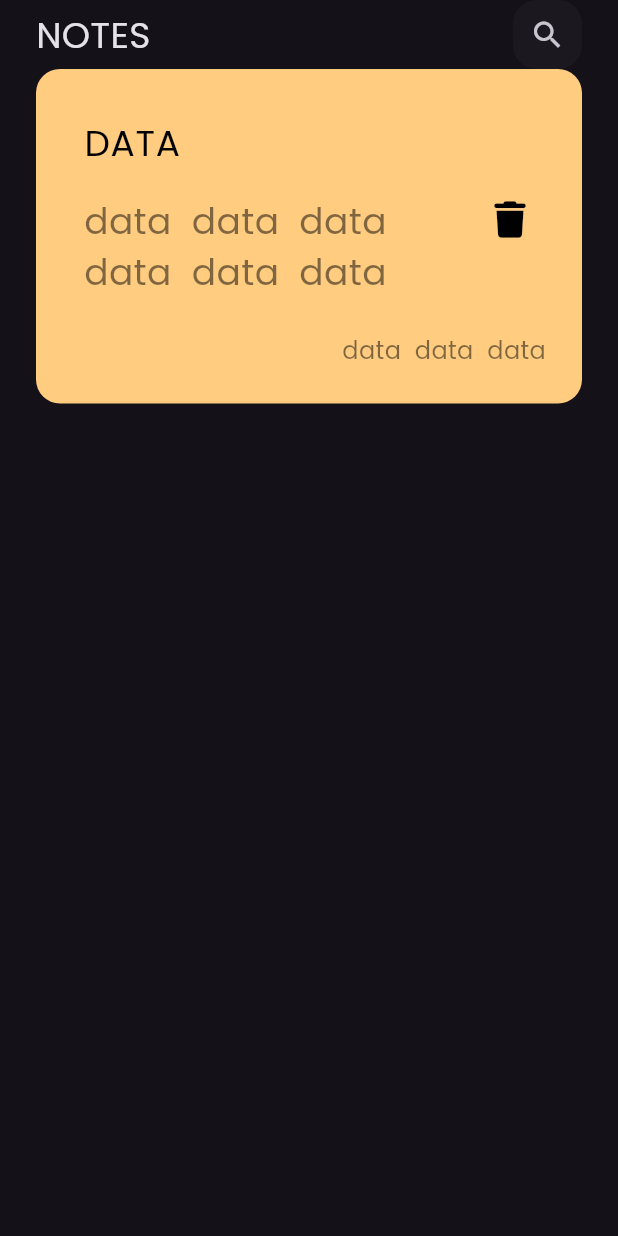
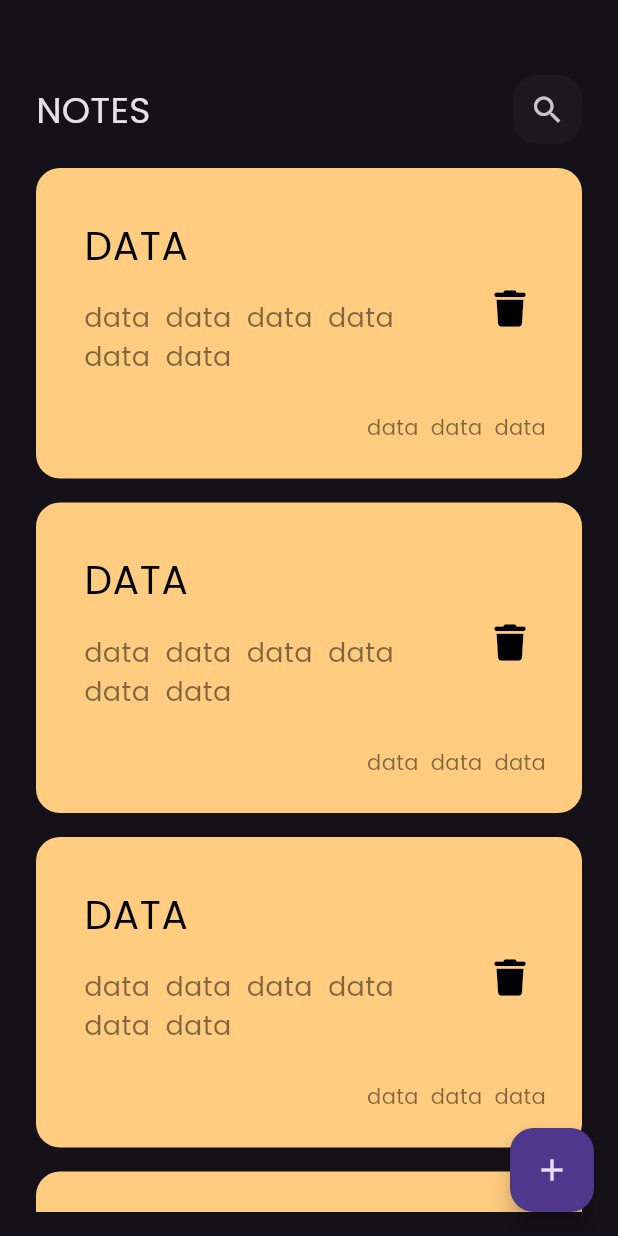
Before and after one commit to MTSH0IT/notes_app, a Flutter app: the screen it shows after launch, on a phone screen of 412 x 824 dp. Run offline on Flutter 3.47's test engine with Material 3 defaults, Android fonts, the phone set to English and light mode, and no system bars; our stand-ins replace font_awesome_flutter.

Commit message:
add floating action button and notes list view

```diff
--- a/lib/main.dart
+++ b/lib/main.dart
@@ -1,7 +1,7 @@
 import 'package:flutter/material.dart';
 import 'package:notes_app/views/notes_view.dart';
 
-void main() {
+ main() {
   runApp(const NotesApp());
 }
 
@@ -9,6 +9,7 @@ class NotesApp extends StatelessWidget {
   const NotesApp({super.key});
 
   @override
+
   Widget build(BuildContext context) {
     return  MaterialApp(
       theme: ThemeData(brightness: Brightness.dark,fontFamily: "Poppins"),
--- a/lib/views/notes_view.dart
+++ b/lib/views/notes_view.dart
@@ -1,17 +1,37 @@
 import 'package:flutter/material.dart';
+import 'package:notes_app/views/widgets/AddBottomSheet.dart';
 import 'package:notes_app/views/widgets/CustomAppBar.dart';
-import 'package:notes_app/views/widgets/CustomNoteItem.dart';
+import 'package:notes_app/views/widgets/NotesListView.dart';
 
 class NotesView extends StatelessWidget {
   const NotesView({super.key});
 
   @override
   Widget build(BuildContext context) {
-    return const Scaffold(
-      body: Padding(
+    return Scaffold(
+      floatingActionButton: FloatingActionButton(
+        onPressed: () {
+          showModalBottomSheet(
+            context: context,
+            builder: (context) {
+              return const AddBottomSheet();
+            },
+          );
+        },
+        child: const Icon(Icons.add),
+      ),
+      body: const Padding(
         padding: EdgeInsets.symmetric(horizontal: 24),
         child: Column(
-          children: [CustomAppBar(), CustomNoteItem()],
+          children: [
+            SizedBox(height: 50),
+            CustomAppBar(),
+            Expanded(
+                child: Padding(
+              padding: EdgeInsets.symmetric(vertical: 16),
+              child: NotesListView(),
+            )),
+          ],
         ),
       ),
     );
--- /dev/null
+++ b/lib/views/widgets/AddBottomSheet.dart
@@ -0,0 +1,11 @@
+import 'package:flutter/material.dart';
+class AddBottomSheet extends StatelessWidget {
+  const AddBottomSheet({
+    super.key,
+  });
+
+  @override
+  Widget build(BuildContext context) {
+    return Container();
+  }
+}
--- a/lib/views/widgets/CustomNoteItem.dart
+++ b/lib/views/widgets/CustomNoteItem.dart
@@ -6,6 +6,7 @@ class CustomNoteItem extends StatelessWidget {
   @override
   Widget build(BuildContext context) {
     return Container(
+      margin:const EdgeInsets.only(bottom: 16),
       decoration: BoxDecoration(
         borderRadius: BorderRadius.circular(16),
         color: Colors.orange[200],
@@ -18,14 +19,14 @@ class CustomNoteItem extends StatelessWidget {
             ListTile(
               title: const Text(
                 "DATA",
-                style: TextStyle(fontSize: 24, color: Colors.black),
+                style: TextStyle(fontSize: 26, color: Colors.black),
               ),
               subtitle: Padding(
                 padding: const EdgeInsets.symmetric(vertical: 16),
                 child: Text(
                   "data  data  data  data  data  data ",
                   style: TextStyle(
-                    fontSize: 24,
+                    fontSize: 18,
                     color: Colors.black.withOpacity(0.5),
                   ),
                 ),
@@ -38,7 +39,7 @@ class CustomNoteItem extends StatelessWidget {
              Padding(
               padding:const EdgeInsets.only(right: 24),
               child: Text("data  data  data",style: TextStyle(
-                fontSize: 16,color: Colors.black.withOpacity(0.5)
+                fontSize: 14,color: Colors.black.withOpacity(0.5)
               ),),
             )
           ],
--- /dev/null
+++ b/lib/views/widgets/NotesListView.dart
@@ -0,0 +1,15 @@
+import 'package:flutter/material.dart';
+import 'package:notes_app/views/widgets/CustomNoteItem.dart';
+class NotesListView extends StatelessWidget {
+  const NotesListView({super.key});
+
+  @override
+  Widget build(BuildContext context) {
+    return ListView.builder(
+      padding: EdgeInsets.zero,
+      itemBuilder: (context, index) {
+        return const CustomNoteItem();
+      },
+    );
+  }
+}
```
